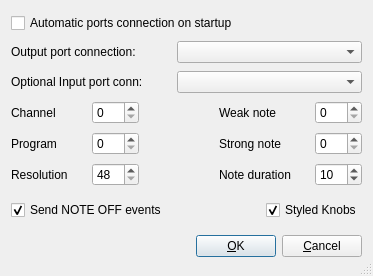
Qt form src/kmetropreferencesbase.ui (pedrolcl/kmetronome) before a commit.
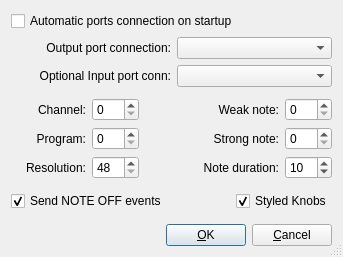
The same form after that commit. Custom widgets are drawn as their Qt base class.

Patch:
```diff
--- a/src/kmetropreferencesbase.ui
+++ b/src/kmetropreferencesbase.ui
@@ -20,13 +20,13 @@
 MA 02110-1301, USA
 </comment>
  <class>KMetroPreferencesBase</class>
- <widget class="QDialog" name="KMetroPreferencesBase" >
-  <property name="geometry" >
+ <widget class="QDialog" name="KMetroPreferencesBase">
+  <property name="geometry">
    <rect>
     <x>0</x>
     <y>0</y>
-    <width>373</width>
-    <height>276</height>
+    <width>343</width>
+    <height>257</height>
    </rect>
   </property>
   <property name="windowTitle" >
@@ -35,10 +35,10 @@
   <property name="sizeGripEnabled" >
    <bool>true</bool>
   </property>
-  <layout class="QGridLayout" name="gridLayout" >
-   <item row="0" column="0" colspan="3" >
-    <widget class="QCheckBox" name="m_autoconn" >
-     <property name="whatsThis" >
+  <layout class="QVBoxLayout" name="verticalLayout">
+   <item>
+    <widget class="QCheckBox" name="m_autoconn">
+     <property name="whatsThis">
       <string>If this checkbox is activated, the the program will remember the connections for the input and output ports, and try to reconnect them at program startup.</string>
      </property>
      <property name="text" >
@@ -46,26 +46,29 @@
      </property>
     </widget>
    </item>
-   <item row="1" column="0" colspan="3" >
-    <layout class="QHBoxLayout" >
      <item>
-      <widget class="QLabel" name="textLabel1" >
-       <property name="sizePolicy" >
-        <sizepolicy vsizetype="Minimum" hsizetype="Preferred" >
+    <layout class="QFormLayout" name="formLayout_3">
+     <item row="0" column="0">
+      <widget class="QLabel" name="textLabel1">
+       <property name="sizePolicy">
+        <sizepolicy hsizetype="Preferred" vsizetype="Minimum">
          <horstretch>0</horstretch>
          <verstretch>0</verstretch>
         </sizepolicy>
        </property>
-       <property name="minimumSize" >
+       <property name="minimumSize">
         <size>
          <width>160</width>
-         <height>0</height>
+         <height>22</height>
         </size>
        </property>
        <property name="text" >
         <string>Output port connection:</string>
        </property>
-       <property name="wordWrap" >
+       <property name="alignment">
+        <set>Qt::AlignRight|Qt::AlignTrailing|Qt::AlignVCenter</set>
+       </property>
+       <property name="wordWrap">
         <bool>false</bool>
        </property>
        <property name="buddy" >
@@ -73,38 +76,37 @@
        </property>
       </widget>
      </item>
-     <item>
-      <widget class="KComboBox" name="m_out_connection" >
-       <property name="sizePolicy" >
-        <sizepolicy vsizetype="Fixed" hsizetype="Expanding" >
+     <item row="0" column="1">
+      <widget class="KComboBox" name="m_out_connection">
+       <property name="sizePolicy">
+        <sizepolicy hsizetype="Expanding" vsizetype="Fixed">
          <horstretch>0</horstretch>
          <verstretch>0</verstretch>
         </sizepolicy>
        </property>
       </widget>
      </item>
-    </layout>
-   </item>
-   <item row="2" column="0" colspan="3" >
-    <layout class="QHBoxLayout" >
-     <item>
-      <widget class="QLabel" name="textLabel1_2" >
-       <property name="sizePolicy" >
-        <sizepolicy vsizetype="Minimum" hsizetype="Preferred" >
+     <item row="1" column="0">
+      <widget class="QLabel" name="textLabel1_2">
+       <property name="sizePolicy">
+        <sizepolicy hsizetype="Preferred" vsizetype="Minimum">
          <horstretch>0</horstretch>
          <verstretch>0</verstretch>
         </sizepolicy>
        </property>
-       <property name="minimumSize" >
+       <property name="minimumSize">
         <size>
          <width>160</width>
-         <height>0</height>
+         <height>22</height>
         </size>
        </property>
        <property name="text" >
         <string>Optional Input port conn:</string>
        </property>
-       <property name="wordWrap" >
+       <property name="alignment">
+        <set>Qt::AlignRight|Qt::AlignTrailing|Qt::AlignVCenter</set>
+       </property>
+       <property name="wordWrap">
         <bool>false</bool>
        </property>
        <property name="buddy" >
@@ -112,10 +114,10 @@
        </property>
       </widget>
      </item>
-     <item>
-      <widget class="KComboBox" name="m_in_connection" >
-       <property name="sizePolicy" >
-        <sizepolicy vsizetype="Fixed" hsizetype="Expanding" >
+     <item row="1" column="1">
+      <widget class="KComboBox" name="m_in_connection">
+       <property name="sizePolicy">
+        <sizepolicy hsizetype="Expanding" vsizetype="Fixed">
          <horstretch>0</horstretch>
          <verstretch>0</verstretch>
         </sizepolicy>
@@ -124,26 +126,31 @@
      </item>
     </layout>
    </item>
-   <item row="3" column="0" >
-    <layout class="QHBoxLayout" >
      <item>
-      <widget class="QLabel" name="textLabel2" >
-       <property name="sizePolicy" >
-        <sizepolicy vsizetype="Preferred" hsizetype="Preferred" >
+    <layout class="QHBoxLayout" name="horizontalLayout_2">
+     <item>
+      <layout class="QFormLayout" name="formLayout">
+       <item row="0" column="0">
+        <widget class="QLabel" name="textLabel2">
+         <property name="sizePolicy">
+          <sizepolicy hsizetype="Preferred" vsizetype="Preferred">
          <horstretch>0</horstretch>
          <verstretch>0</verstretch>
         </sizepolicy>
        </property>
-       <property name="minimumSize" >
+         <property name="minimumSize">
         <size>
          <width>75</width>
-         <height>0</height>
-        </size>
-       </property>
-       <property name="text" >
-        <string>Channel</string>
-       </property>
-       <property name="wordWrap" >
+           <height>17</height>
+          </size>
+         </property>
+         <property name="text">
+          <string>Channel:</string>
+         </property>
+         <property name="alignment">
+          <set>Qt::AlignRight|Qt::AlignTrailing|Qt::AlignVCenter</set>
+         </property>
+         <property name="wordWrap">
         <bool>false</bool>
        </property>
        <property name="buddy" >
@@ -151,9 +158,9 @@
        </property>
       </widget>
      </item>
-     <item>
-      <widget class="KIntSpinBox" name="m_channel" >
-       <property name="maximum" >
+       <item row="0" column="1">
+        <widget class="KIntSpinBox" name="m_channel">
+         <property name="maximum">
         <number>15</number>
        </property>
        <property name="maxValue" stdset="0" >
@@ -161,77 +168,27 @@
        </property>
       </widget>
      </item>
-    </layout>
-   </item>
-   <item row="3" column="1" >
-    <spacer name="spacer2" >
-     <property name="orientation" >
-      <enum>Qt::Horizontal</enum>
-     </property>
-     <property name="sizeType" >
-      <enum>QSizePolicy::Expanding</enum>
-     </property>
-     <property name="sizeHint" stdset="0" >
-      <size>
-       <width>90</width>
-       <height>20</height>
-      </size>
-     </property>
-    </spacer>
-   </item>
-   <item row="3" column="2" >
-    <layout class="QHBoxLayout" >
-     <item>
-      <widget class="QLabel" name="textLabel4" >
-       <property name="minimumSize" >
-        <size>
-         <width>90</width>
-         <height>0</height>
-        </size>
-       </property>
-       <property name="text" >
-        <string>Weak note</string>
-       </property>
-       <property name="wordWrap" >
-        <bool>false</bool>
-       </property>
-       <property name="buddy" >
-        <cstring>m_weak_note</cstring>
-       </property>
-      </widget>
-     </item>
-     <item>
-      <widget class="KIntSpinBox" name="m_weak_note" >
-       <property name="maximum" >
-        <number>127</number>
-       </property>
-       <property name="maxValue" stdset="0" >
-        <number>127</number>
-       </property>
-      </widget>
-     </item>
-    </layout>
-   </item>
-   <item row="4" column="0" >
-    <layout class="QHBoxLayout" >
-     <item>
-      <widget class="QLabel" name="textLabel3" >
-       <property name="sizePolicy" >
-        <sizepolicy vsizetype="Preferred" hsizetype="Preferred" >
+       <item row="1" column="0">
+        <widget class="QLabel" name="textLabel3">
+         <property name="sizePolicy">
+          <sizepolicy hsizetype="Preferred" vsizetype="Preferred">
          <horstretch>0</horstretch>
          <verstretch>0</verstretch>
         </sizepolicy>
        </property>
-       <property name="minimumSize" >
+         <property name="minimumSize">
         <size>
          <width>75</width>
-         <height>0</height>
-        </size>
-       </property>
-       <property name="text" >
-        <string>Program</string>
-       </property>
-       <property name="wordWrap" >
+           <height>17</height>
+          </size>
+         </property>
+         <property name="text">
+          <string>Program:</string>
+         </property>
+         <property name="alignment">
+          <set>Qt::AlignRight|Qt::AlignTrailing|Qt::AlignVCenter</set>
+         </property>
+         <property name="wordWrap">
         <bool>false</bool>
        </property>
        <property name="buddy" >
@@ -239,9 +196,9 @@
        </property>
       </widget>
      </item>
-     <item>
-      <widget class="KIntSpinBox" name="m_program" >
-       <property name="maximum" >
+       <item row="1" column="1">
+        <widget class="KIntSpinBox" name="m_program">
+         <property name="maximum">
         <number>127</number>
        </property>
        <property name="maxValue" stdset="0" >
@@ -249,71 +206,21 @@
        </property>
       </widget>
      </item>
-    </layout>
-   </item>
-   <item row="4" column="1" >
-    <spacer name="spacer3" >
-     <property name="orientation" >
-      <enum>Qt::Horizontal</enum>
-     </property>
-     <property name="sizeType" >
-      <enum>QSizePolicy::Expanding</enum>
-     </property>
-     <property name="sizeHint" stdset="0" >
-      <size>
-       <width>70</width>
-       <height>20</height>
-      </size>
-     </property>
-    </spacer>
-   </item>
-   <item row="4" column="2" >
-    <layout class="QHBoxLayout" >
-     <item>
-      <widget class="QLabel" name="textLabel5" >
-       <property name="minimumSize" >
-        <size>
-         <width>90</width>
-         <height>0</height>
-        </size>
-       </property>
-       <property name="text" >
-        <string>Strong note</string>
-       </property>
-       <property name="wordWrap" >
-        <bool>false</bool>
-       </property>
-       <property name="buddy" >
-        <cstring>m_strong_note</cstring>
-       </property>
-      </widget>
-     </item>
-     <item>
-      <widget class="KIntSpinBox" name="m_strong_note" >
-       <property name="maximum" >
-        <number>127</number>
-       </property>
-       <property name="maxValue" stdset="0" >
-        <number>127</number>
-       </property>
-      </widget>
-     </item>
-    </layout>
-   </item>
-   <item row="5" column="0" >
-    <layout class="QHBoxLayout" >
-     <item>
-      <widget class="QLabel" name="textLabel7" >
-       <property name="minimumSize" >
+       <item row="2" column="0">
+        <widget class="QLabel" name="textLabel7">
+         <property name="minimumSize">
         <size>
          <width>75</width>
-         <height>0</height>
-        </size>
-       </property>
-       <property name="text" >
-        <string>Resolution</string>
-       </property>
-       <property name="wordWrap" >
+           <height>17</height>
+          </size>
+         </property>
+         <property name="text">
+          <string>Resolution:</string>
+         </property>
+         <property name="alignment">
+          <set>Qt::AlignRight|Qt::AlignTrailing|Qt::AlignVCenter</set>
+         </property>
+         <property name="wordWrap">
         <bool>false</bool>
        </property>
        <property name="buddy" >
@@ -321,9 +228,9 @@
        </property>
       </widget>
      </item>
-     <item>
-      <widget class="KIntSpinBox" name="m_resolution" >
-       <property name="minimum" >
+       <item row="2" column="1">
+        <widget class="KIntSpinBox" name="m_resolution">
+         <property name="minimum">
         <number>48</number>
        </property>
        <property name="maximum" >
@@ -339,46 +246,110 @@
      </item>
     </layout>
    </item>
-   <item row="5" column="1" >
-    <spacer name="spacer4" >
-     <property name="orientation" >
+     <item>
+      <spacer name="horizontalSpacer">
+       <property name="orientation">
       <enum>Qt::Horizontal</enum>
      </property>
-     <property name="sizeType" >
-      <enum>QSizePolicy::Expanding</enum>
-     </property>
-     <property name="sizeHint" stdset="0" >
+       <property name="sizeHint" stdset="0">
       <size>
-       <width>32</width>
-       <height>22</height>
+         <width>40</width>
+         <height>20</height>
       </size>
      </property>
     </spacer>
    </item>
-   <item row="5" column="2" >
-    <layout class="QHBoxLayout" >
      <item>
-      <widget class="QLabel" name="textLabel8" >
-       <property name="minimumSize" >
+      <layout class="QFormLayout" name="formLayout_2">
+       <item row="0" column="0">
+        <widget class="QLabel" name="textLabel4">
+         <property name="minimumSize">
         <size>
          <width>90</width>
-         <height>0</height>
-        </size>
-       </property>
-       <property name="text" >
-        <string>Note duration</string>
-       </property>
-       <property name="wordWrap" >
+           <height>17</height>
+          </size>
+         </property>
+         <property name="text">
+          <string>Weak note:</string>
+         </property>
+         <property name="alignment">
+          <set>Qt::AlignRight|Qt::AlignTrailing|Qt::AlignVCenter</set>
+         </property>
+         <property name="wordWrap">
         <bool>false</bool>
        </property>
-       <property name="buddy" >
+         <property name="buddy">
+          <cstring>m_weak_note</cstring>
+         </property>
+        </widget>
+       </item>
+       <item row="0" column="1">
+        <widget class="KIntSpinBox" name="m_weak_note">
+         <property name="maximum">
+          <number>127</number>
+         </property>
+         <property name="maxValue" stdset="0">
+          <number>127</number>
+         </property>
+        </widget>
+       </item>
+       <item row="1" column="0">
+        <widget class="QLabel" name="textLabel5">
+         <property name="minimumSize">
+          <size>
+           <width>90</width>
+           <height>17</height>
+          </size>
+         </property>
+         <property name="text">
+          <string>Strong note:</string>
+         </property>
+         <property name="alignment">
+          <set>Qt::AlignRight|Qt::AlignTrailing|Qt::AlignVCenter</set>
+         </property>
+         <property name="wordWrap">
+          <bool>false</bool>
+         </property>
+         <property name="buddy">
+          <cstring>m_strong_note</cstring>
+         </property>
+        </widget>
+       </item>
+       <item row="1" column="1">
+        <widget class="KIntSpinBox" name="m_strong_note">
+         <property name="maximum">
+          <number>127</number>
+         </property>
+         <property name="maxValue" stdset="0">
+          <number>127</number>
+         </property>
+        </widget>
+       </item>
+       <item row="2" column="0">
+        <widget class="QLabel" name="textLabel8">
+         <property name="minimumSize">
+          <size>
+           <width>90</width>
+           <height>17</height>
+          </size>
+         </property>
+         <property name="text">
+          <string>Note duration:</string>
+         </property>
+         <property name="alignment">
+          <set>Qt::AlignRight|Qt::AlignTrailing|Qt::AlignVCenter</set>
+         </property>
+         <property name="wordWrap">
+          <bool>false</bool>
+         </property>
+         <property name="buddy">
         <cstring>m_duration</cstring>
        </property>
       </widget>
      </item>
-     <item>
-      <widget class="KIntSpinBox" name="m_duration" >
-       <property name="minimum" >
+       <item row="2" column="1">
+        <widget class="KIntSpinBox" name="m_duration">
+         <property name="minimum">
         <number>1</number>
        </property>
        <property name="maximum" >
@@ -394,11 +365,13 @@
      </item>
     </layout>
    </item>
-   <item row="6" column="0" colspan="3" >
-    <layout class="QHBoxLayout" name="horizontalLayout" >
+    </layout>
+   </item>
      <item>
-      <widget class="QCheckBox" name="m_use_noteoff" >
-       <property name="text" >
+    <layout class="QHBoxLayout" name="horizontalLayout">
+     <item>
+      <widget class="QCheckBox" name="m_use_noteoff">
+       <property name="text">
         <string>Send NOTE OFF events</string>
        </property>
        <property name="checked" >
@@ -434,17 +407,17 @@
      </item>
     </layout>
    </item>
-   <item row="7" column="0" colspan="3" >
-    <layout class="QHBoxLayout" >
-     <property name="spacing" >
+   <item>
+    <layout class="QHBoxLayout">
+     <property name="spacing">
       <number>6</number>
      </property>
-     <property name="margin" >
+     <property name="margin">
       <number>0</number>
      </property>
      <item>
-      <spacer name="Horizontal Spacing2" >
-       <property name="orientation" >
+      <spacer name="Horizontal Spacing2">
+       <property name="orientation">
         <enum>Qt::Horizontal</enum>
        </property>
        <property name="sizeType" >
@@ -459,8 +432,8 @@
       </spacer>
      </item>
      <item>
-      <widget class="QPushButton" name="m_buttonOk" >
-       <property name="text" >
+      <widget class="QPushButton" name="m_buttonOk">
+       <property name="text">
         <string>&amp;OK</string>
        </property>
        <property name="shortcut" >
@@ -475,8 +448,8 @@
       </widget>
      </item>
      <item>
-      <widget class="QPushButton" name="m_buttonCancel" >
-       <property name="text" >
+      <widget class="QPushButton" name="m_buttonCancel">
+       <property name="text">
         <string>&amp;Cancel</string>
        </property>
        <property name="shortcut" >
@@ -491,19 +464,19 @@
    </item>
   </layout>
  </widget>
- <layoutdefault spacing="6" margin="11" />
+ <layoutdefault spacing="6" margin="11"/>
  <pixmapfunction>qPixmapFromMimeSource</pixmapfunction>
  <customwidgets>
-  <customwidget>
-   <class>KComboBox</class>
-   <extends>QComboBox</extends>
-   <header>kcombobox.h</header>
-  </customwidget>
   <customwidget>
    <class>KIntSpinBox</class>
    <extends>QSpinBox</extends>
    <header>knuminput.h</header>
   </customwidget>
+  <customwidget>
+   <class>KComboBox</class>
+   <extends>QComboBox</extends>
+   <header>kcombobox.h</header>
+  </customwidget>
  </customwidgets>
  <includes>
   <include location="local" >kcombobox.h</include>
```
Left out of the diff: 89 changed lines with no effect on the pictures. Lines whose indentation alone changed are shown as unchanged.
